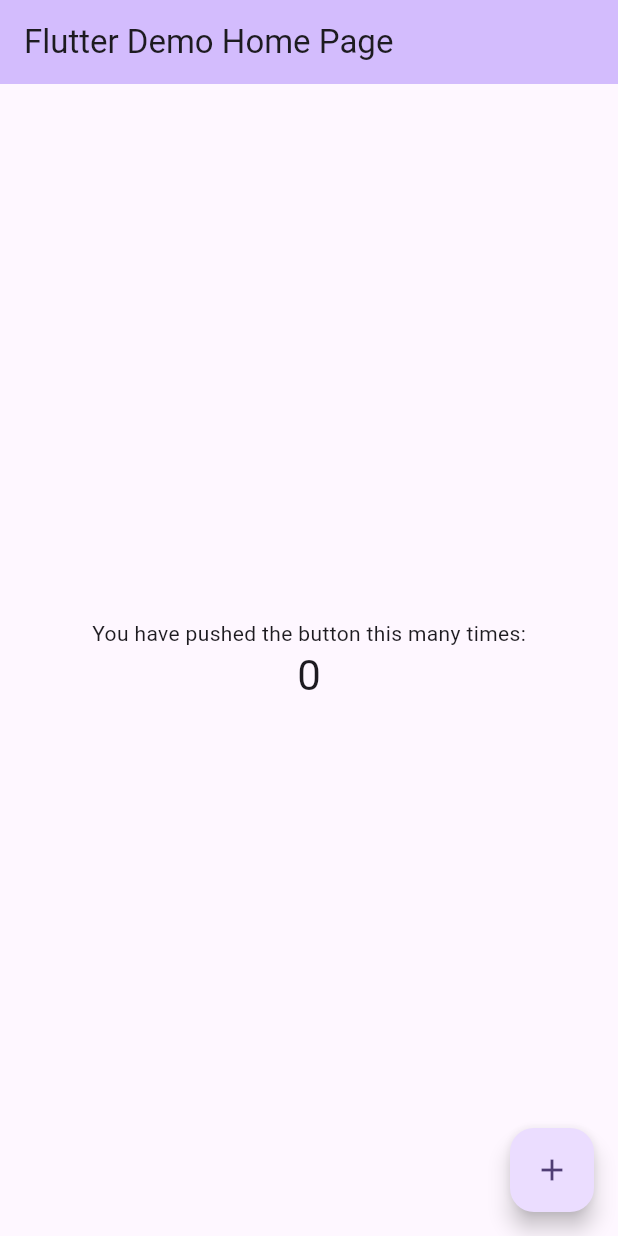
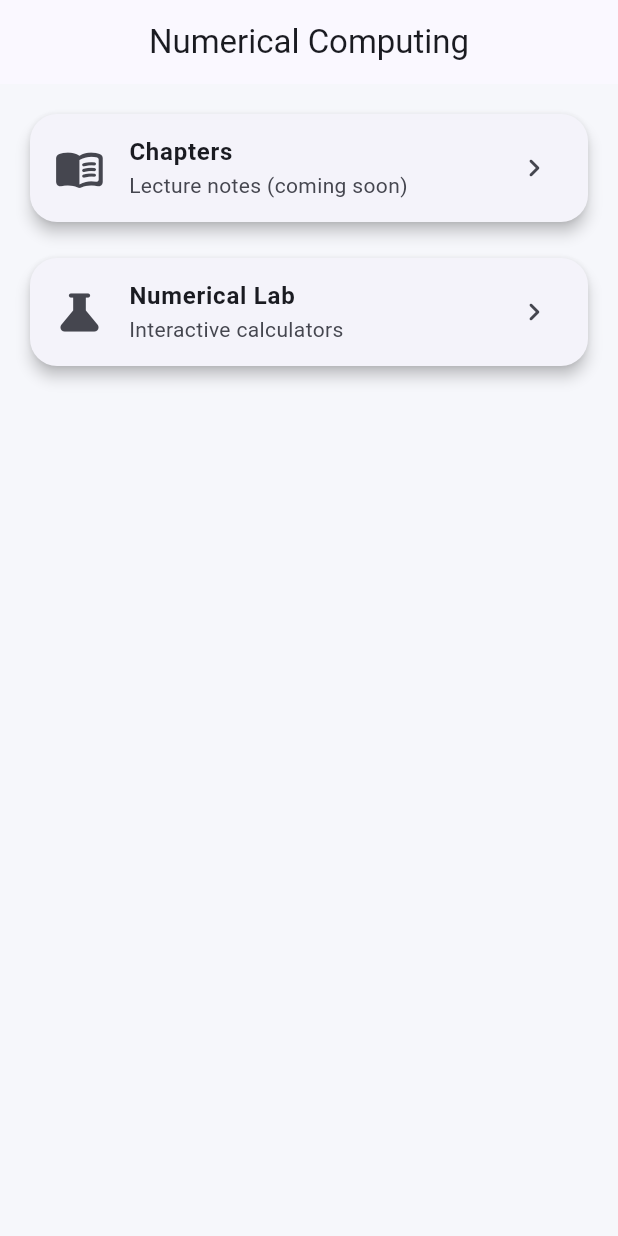
Before and after one commit to nargesalh/Numerical_Computing_app, a Flutter app: the screen it shows after launch, on a phone screen of 412 x 824 dp. Run offline on Flutter 3.47's test engine with Material 3 defaults, Android fonts, the phone set to English and light mode, and no system bars.

Commit message:
fix: update CardTheme to CardThemeData for Flutter 3.41

```diff
--- /dev/null
+++ b/lib/app/app.dart
@@ -0,0 +1,17 @@
+import 'package:flutter/material.dart';
+import '../core/theme/app_theme.dart';
+import '../features/home/presentation/home_page.dart';
+
+class NumericalComputingApp extends StatelessWidget {
+  const NumericalComputingApp({super.key});
+
+  @override
+  Widget build(BuildContext context) {
+    return MaterialApp(
+      debugShowCheckedModeBanner: false,
+      title: 'Numerical Computing',
+      theme: AppTheme.light,
+      home: const HomePage(),
+    );
+  }
+}
--- /dev/null
+++ b/lib/core/theme/app_theme.dart
@@ -0,0 +1,20 @@
+import 'package:flutter/material.dart';
+
+class AppTheme {
+  static ThemeData get light {
+    final colorScheme = ColorScheme.fromSeed(
+      seedColor: const Color(0xFF2563EB),
+    );
+
+    return ThemeData(
+      useMaterial3: true,
+      colorScheme: colorScheme,
+      scaffoldBackgroundColor: const Color(0xFFF6F7FB),
+      appBarTheme: const AppBarTheme(centerTitle: true, elevation: 0),
+      cardTheme: CardThemeData(
+        elevation: 4,
+        shape: RoundedRectangleBorder(borderRadius: BorderRadius.circular(18)),
+      ),
+    );
+  }
+}
--- /dev/null
+++ b/lib/features/chapters/presentation/chapters_page.dart
@@ -0,0 +1,15 @@
+import 'package:flutter/material.dart';
+
+class ChaptersPage extends StatelessWidget {
+  const ChaptersPage({super.key});
+
+  @override
+  Widget build(BuildContext context) {
+    return Scaffold(
+      appBar: AppBar(title: const Text('Chapters')),
+      body: const Center(
+        child: Text('Chapters will be added after receiving the notes.'),
+      ),
+    );
+  }
+}
--- /dev/null
+++ b/lib/features/home/presentation/home_page.dart
@@ -0,0 +1,71 @@
+import 'package:flutter/material.dart';
+import '../../chapters/presentation/chapters_page.dart';
+import '../../lab/presentation/lab_page.dart';
+
+class HomePage extends StatelessWidget {
+  const HomePage({super.key});
+
+  @override
+  Widget build(BuildContext context) {
+    return Scaffold(
+      appBar: AppBar(title: const Text('Numerical Computing')),
+      body: Padding(
+        padding: const EdgeInsets.all(16),
+        child: Column(
+          children: [
+            _HomeCard(
+              title: 'Chapters',
+              subtitle: 'Lecture notes (coming soon)',
+              icon: Icons.menu_book_rounded,
+              onTap: () {
+                Navigator.push(
+                  context,
+                  MaterialPageRoute(builder: (_) => const ChaptersPage()),
+                );
+              },
+            ),
+            const SizedBox(height: 16),
+            _HomeCard(
+              title: 'Numerical Lab',
+              subtitle: 'Interactive calculators',
+              icon: Icons.science_rounded,
+              onTap: () {
+                Navigator.push(
+                  context,
+                  MaterialPageRoute(builder: (_) => const LabPage()),
+                );
+              },
+            ),
+          ],
+        ),
+      ),
+    );
+  }
+}
+
+class _HomeCard extends StatelessWidget {
+  final String title;
+  final String subtitle;
+  final IconData icon;
+  final VoidCallback onTap;
+
+  const _HomeCard({
+    required this.title,
+    required this.subtitle,
+    required this.icon,
+    required this.onTap,
+  });
+
+  @override
+  Widget build(BuildContext context) {
+    return Card(
+      child: ListTile(
+        leading: Icon(icon, size: 34),
+        title: Text(title, style: const TextStyle(fontWeight: FontWeight.w600)),
+        subtitle: Text(subtitle),
+        trailing: const Icon(Icons.chevron_right_rounded),
+        onTap: onTap,
+      ),
+    );
+  }
+}
--- /dev/null
+++ b/lib/features/lab/presentation/lab_page.dart
@@ -0,0 +1,13 @@
+import 'package:flutter/material.dart';
+
+class LabPage extends StatelessWidget {
+  const LabPage({super.key});
+
+  @override
+  Widget build(BuildContext context) {
+    return Scaffold(
+      appBar: AppBar(title: const Text('Numerical Lab')),
+      body: const Center(child: Text('Lab tools coming soon.')),
+    );
+  }
+}
--- a/lib/main.dart
+++ b/lib/main.dart
@@ -1,122 +1,6 @@
 import 'package:flutter/material.dart';
+import 'app/app.dart';
 
 void main() {
-  runApp(const MyApp());
+  runApp(const NumericalComputingApp());
 }
-
-class MyApp extends StatelessWidget {
-  const MyApp({super.key});
-
-  // This widget is the root of your application.
-  @override
-  Widget build(BuildContext context) {
-    return MaterialApp(
-      title: 'Flutter Demo',
-      theme: ThemeData(
-        // This is the theme of your application.
-        //
-        // TRY THIS: Try running your application with "flutter run". You'll see
-        // the application has a purple toolbar. Then, without quitting the app,
-        // try changing the seedColor in the colorScheme below to Colors.green
-        // and then invoke "hot reload" (save your changes or press the "hot
-        // reload" button in a Flutter-supported IDE, or press "r" if you used
-        // the command line to start the app).
-        //
-        // Notice that the counter didn't reset back to zero; the application
-        // state is not lost during the reload. To reset the state, use hot
-        // restart instead.
-        //
-        // This works for code too, not just values: Most code changes can be
-        // tested with just a hot reload.
-        colorScheme: .fromSeed(seedColor: Colors.deepPurple),
-      ),
-      home: const MyHomePage(title: 'Flutter Demo Home Page'),
-    );
-  }
-}
-
-class MyHomePage extends StatefulWidget {
-  const MyHomePage({super.key, required this.title});
-
-  // This widget is the home page of your application. It is stateful, meaning
-  // that it has a State object (defined below) that contains fields that affect
-  // how it looks.
-
-  // This class is the configuration for the state. It holds the values (in this
-  // case the title) provided by the parent (in this case the App widget) and
-  // used by the build method of the State. Fields in a Widget subclass are
-  // always marked "final".
-
-  final String title;
-
-  @override
-  State<MyHomePage> createState() => _MyHomePageState();
-}
-
-class _MyHomePageState extends State<MyHomePage> {
-  int _counter = 0;
-
-  void _incrementCounter() {
-    setState(() {
-      // This call to setState tells the Flutter framework that something has
-      // changed in this State, which causes it to rerun the build method below
-      // so that the display can reflect the updated values. If we changed
-      // _counter without calling setState(), then the build method would not be
-      // called again, and so nothing would appear to happen.
-      _counter++;
-    });
-  }
-
-  @override
-  Widget build(BuildContext context) {
-    // This method is rerun every time setState is called, for instance as done
-    // by the _incrementCounter method above.
-    //
-    // The Flutter framework has been optimized to make rerunning build methods
-    // fast, so that you can just rebuild anything that needs updating rather
-    // than having to individually change instances of widgets.
-    return Scaffold(
-      appBar: AppBar(
-        // TRY THIS: Try changing the color here to a specific color (to
-        // Colors.amber, perhaps?) and trigger a hot reload to see the AppBar
-        // change color while the other colors stay the same.
-        backgroundColor: Theme.of(context).colorScheme.inversePrimary,
-        // Here we take the value from the MyHomePage object that was created by
-        // the App.build method, and use it to set our appbar title.
-        title: Text(widget.title),
-      ),
-      body: Center(
-        // Center is a layout widget. It takes a single child and positions it
-        // in the middle of the parent.
-        child: Column(
-          // Column is also a layout widget. It takes a list of children and
-          // arranges them vertically. By default, it sizes itself to fit its
-          // children horizontally, and tries to be as tall as its parent.
-          //
-          // Column has various properties to control how it sizes itself and
-          // how it positions its children. Here we use mainAxisAlignment to
-          // center the children vertically; the main axis here is the vertical
-          // axis because Columns are vertical (the cross axis would be
-          // horizontal).
-          //
-          // TRY THIS: Invoke "debug painting" (choose the "Toggle Debug Paint"
-          // action in the IDE, or press "p" in the console), to see the
-          // wireframe for each widget.
-          mainAxisAlignment: .center,
-          children: [
-            const Text('You have pushed the button this many times:'),
-            Text(
-              '$_counter',
-              style: Theme.of(context).textTheme.headlineMedium,
-            ),
-          ],
-        ),
-      ),
-      floatingActionButton: FloatingActionButton(
-        onPressed: _incrementCounter,
-        tooltip: 'Increment',
-        child: const Icon(Icons.add),
-      ),
-    );
-  }
-}
```
